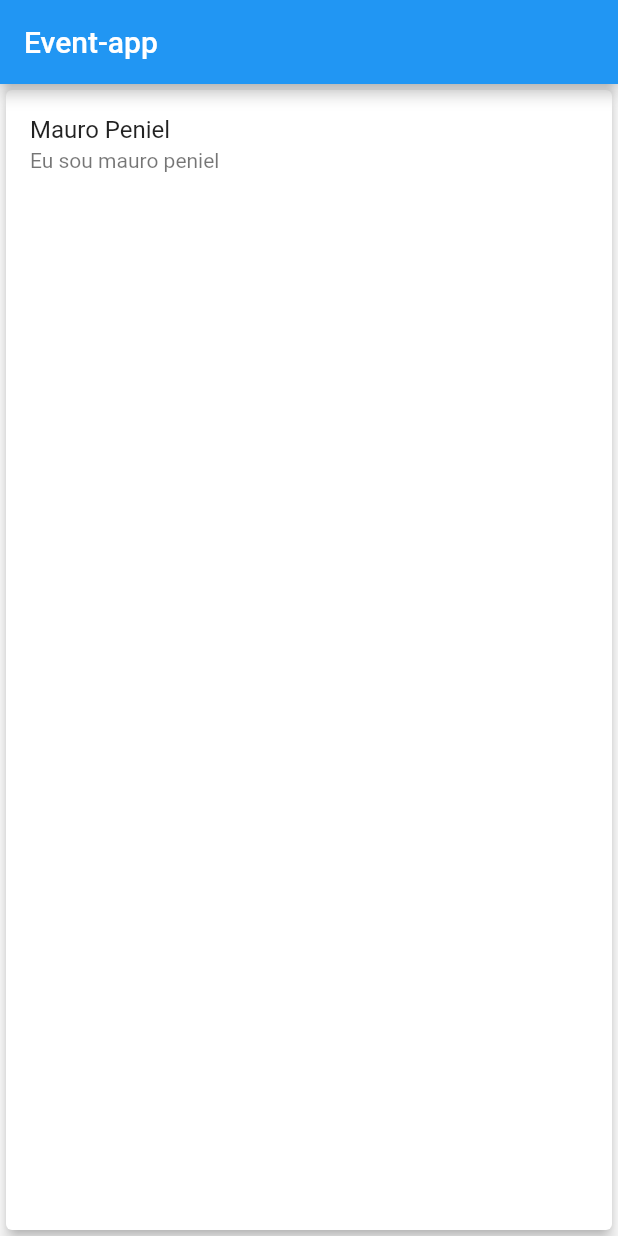
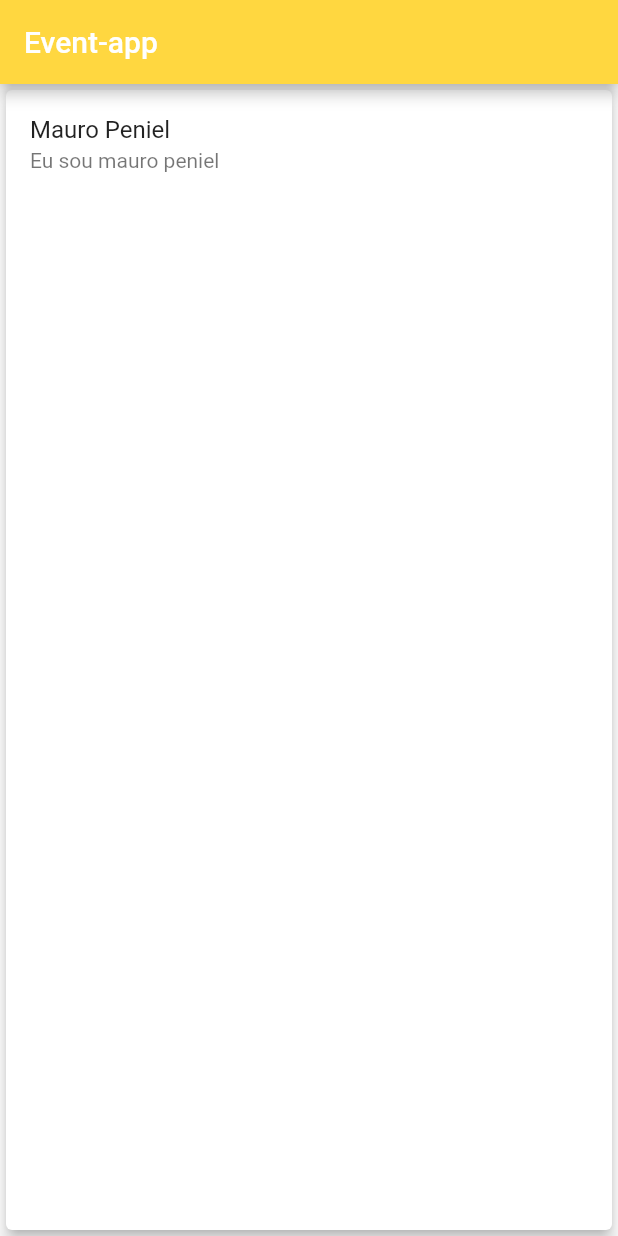
Before and after one commit to restenPiz/Event_app, a Flutter app: the screen it shows after launch, on a phone screen of 412 x 824 dp. Run offline on Flutter 3.47's test engine with Material 2 defaults, Android fonts, the phone set to English and light mode, and no system bars.

Commit message:
Changing the color of appBar

```diff
--- a/event_app/lib/main.dart
+++ b/event_app/lib/main.dart
@@ -11,7 +11,7 @@ class MainApp extends StatelessWidget {
   @override
   Widget build(BuildContext context) {
     // ignore: prefer_const_constructors
-    //?Estou referenciando a minha widget do index que contem todo o conteudo
+    //?Referenciando a minha widget do index que contem todo o conteudo
     return index();
   }
 }
--- a/event_app/lib/screens/index.dart
+++ b/event_app/lib/screens/index.dart
@@ -1,5 +1,4 @@
 // ignore_for_file: prefer_const_constructors
-
 import 'package:flutter/material.dart';
 
 // ignore: camel_case_types
@@ -11,7 +10,10 @@ class index extends StatelessWidget {
     return MaterialApp(
       debugShowCheckedModeBanner: false,
       home: Scaffold(
-        appBar: AppBar(title: Text('Event-app'),),
+        appBar: AppBar(
+          title: Text('Event-app'),
+          backgroundColor: Colors.amberAccent,
+          ),
         body: Center(
           child: Card(
             elevation: 4,
```
